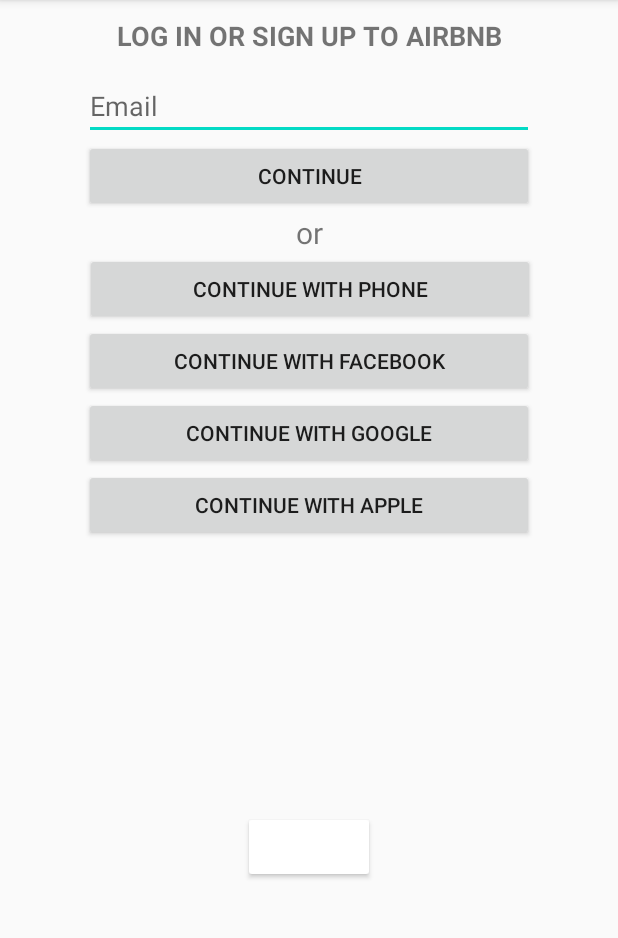
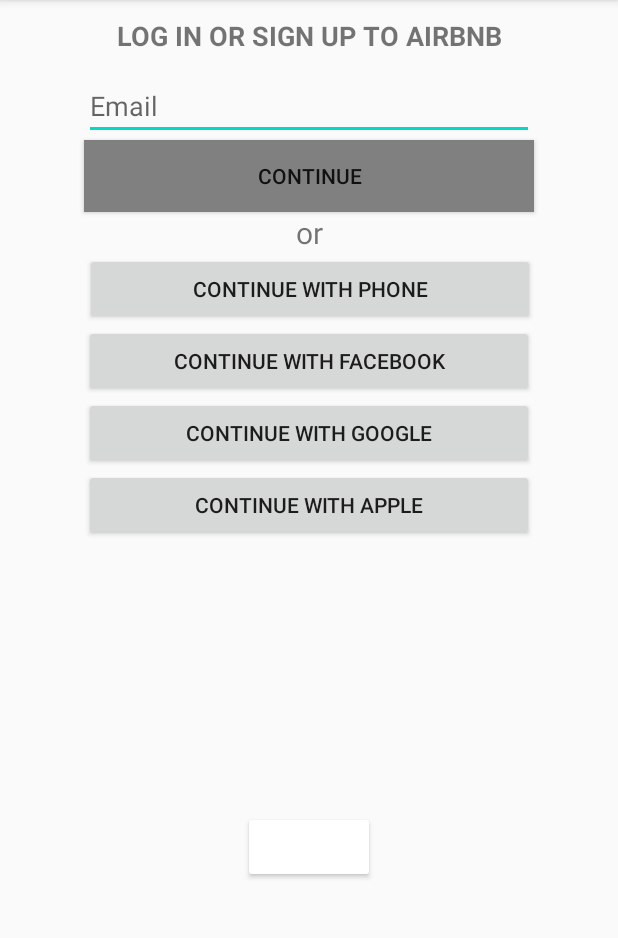
Before and after one commit to maiducgiang/projectKotlinpart1, an Android app: the screen it shows after launch (MainActivity), on a phone screen of 412 x 824 dp, the part 84-1022 px from its top. Run offline under Robolectric (Android 15) with nearby library versions, the phone set to English and light mode, and no system bars.

Commit message:
again part 2

```diff
--- a/app/src/main/java/com/example/myapplication/MainActivity.kt
+++ b/app/src/main/java/com/example/myapplication/MainActivity.kt
@@ -17,8 +17,8 @@ class MainActivity : AppCompatActivity() {
         val cost : EditText = findViewById(R.id.cost_of_service)
         val continueButton : Button = findViewById(R.id.Continue)
         val orView : TextView = findViewById(R.id.or)
-        //continueButton.isClickable = false
-        //continueButton.setBackgroundColor(resources.getColor(R.color.Gray))
+        continueButton.isClickable = false
+        continueButton.setBackgroundColor(resources.getColor(R.color.Gray))
         cost.addTextChangedListener(object : TextWatcher {
 
             override fun afterTextChanged(s: Editable) {
```
